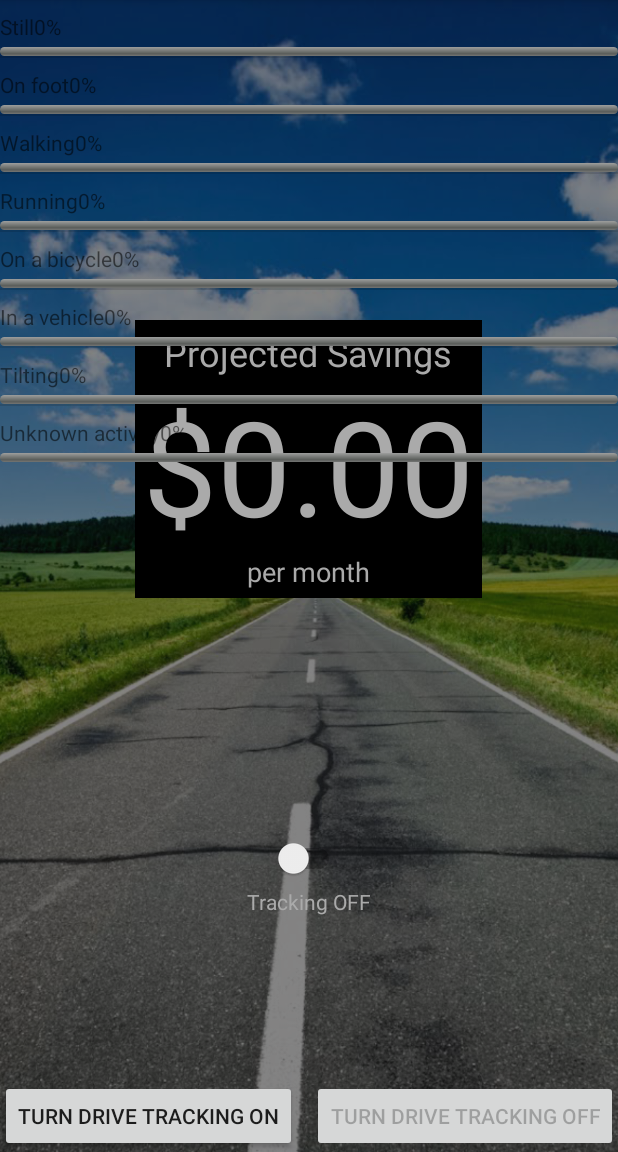
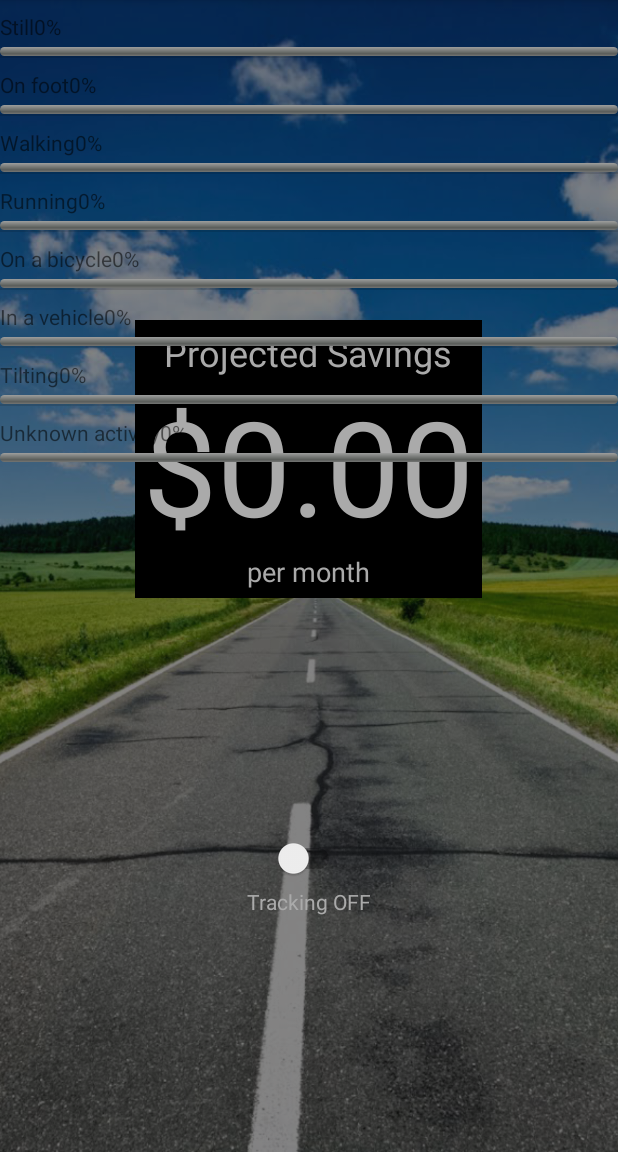
Before and after one commit to stewartmcm/ev-clarity, an Android app: the screen it shows after launch (MainActivity), on a phone screen of 412 x 824 dp, the part 84-1236 px from its top. Run offline under Robolectric (Android 15) with nearby library versions, the phone set to English and light mode, and no system bars; 1 statement that could not run was skipped.

Commit message:
removed activity recognition buttons from main activity

```diff
--- a/PredictEV/app/src/main/res/layout/content_main.xml
+++ b/PredictEV/app/src/main/res/layout/content_main.xml
@@ -103,21 +103,4 @@
         android:layout_centerHorizontal="true"
         android:layout_marginBottom="57dp" />
 
-    <Button
-        android:id="@+id/request_activity_updates_button"
-        android:layout_width="wrap_content"
-        android:layout_height="wrap_content"
-        android:onClick="requestActivityUpdatesButtonHandler"
-        android:text="@string/request_activity_updates"
-        android:layout_alignParentBottom="true"
-        android:layout_alignParentStart="true" />
-
-    <Button
-        android:id="@+id/remove_activity_updates_button"
-        android:layout_width="wrap_content"
-        android:layout_height="wrap_content"
-        android:onClick="removeActivityUpdatesButtonHandler"
-        android:text="@string/remove_activity_updates"
-        android:layout_alignParentBottom="true"
-        android:layout_alignParentEnd="true" />
 </RelativeLayout>
```
Also changed, not shown: PredictEV/app/src/main/java/com/example/android/predictev/MainActivity.java (+42 -105 lines), PredictEV/app/src/main/java/com/example/android/predictev/services/DetectedActivitiesIntentService.java (+33 -32 lines).
